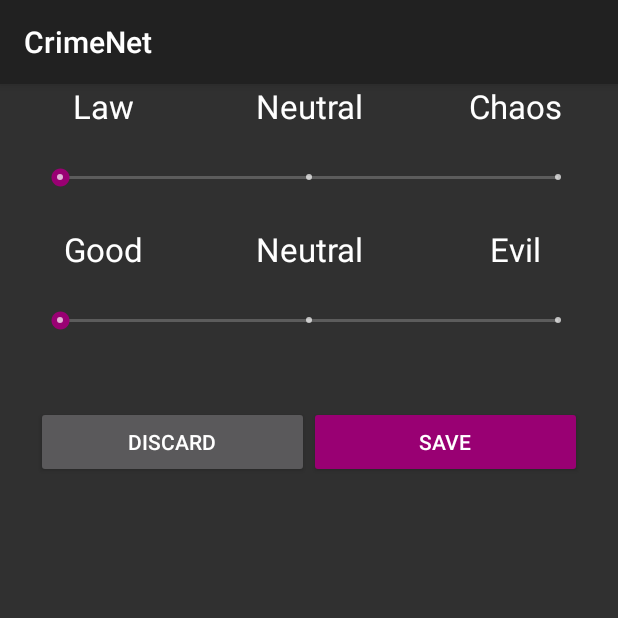
After one commit to augustoerico/crimenet, an Android app: the EditProfileActivity screen opened directly, with no data from a screen before it, on a phone screen of 412 x 824 dp, the top half of it. The commit adds this screen. Run offline under Robolectric (Android 15) with nearby library versions, the phone set to English and light mode, and no system bars.

```diff
--- a/app/build.gradle
+++ b/app/build.gradle
@@ -45,4 +45,6 @@ dependencies {
 
 
 
+
+
 apply plugin: 'com.google.gms.google-services'
--- a/app/src/main/AndroidManifest.xml
+++ b/app/src/main/AndroidManifest.xml
@@ -11,12 +11,14 @@
         android:roundIcon="@mipmap/ic_launcher_round"
         android:supportsRtl="true"
         android:theme="@style/Theme.AppCompat.Dark">
-        <activity android:name=".LoginActivity">
+        <activity android:name=".MainActivity">
             <intent-filter>
                 <action android:name="android.intent.action.MAIN" />
                 <category android:name="android.intent.category.LAUNCHER" />
             </intent-filter>
         </activity>
+        <activity android:name=".LoginActivity" />
+        <activity android:name=".EditProfileActivity"/>
     </application>
 
 </manifest>
--- /dev/null
+++ b/app/src/main/java/com/couchbros/crimenet/EditProfileActivity.kt
@@ -0,0 +1,17 @@
+package com.couchbros.crimenet
+
+import android.os.Bundle
+import android.support.design.widget.Snackbar
+import android.support.v7.app.AppCompatActivity
+
+import kotlinx.android.synthetic.main.activity_edit_profile.*
+
+class EditProfileActivity : AppCompatActivity() {
+
+    override fun onCreate(savedInstanceState: Bundle?) {
+        super.onCreate(savedInstanceState)
+        setContentView(R.layout.activity_edit_profile)
+        setSupportActionBar(toolbar)
+    }
+
+}
--- a/app/src/main/java/com/couchbros/crimenet/LoginActivity.kt
+++ b/app/src/main/java/com/couchbros/crimenet/LoginActivity.kt
@@ -17,6 +17,7 @@ class LoginActivity : AppCompatActivity() {
 
     private var mAuth: FirebaseAuth = FirebaseAuth.getInstance()
     private var mCallbackManager: CallbackManager = CallbackManager.Factory.create()
+    private var that = this
 
     override fun onCreate(savedInstanceState: Bundle?) {
         super.onCreate(savedInstanceState)
@@ -67,6 +68,11 @@ class LoginActivity : AppCompatActivity() {
                                 Log.d("login", "... is successful")
                                 val result = authResult.result
                                 val user = result.user
+
+                                Log.d("login", "user: $user")
+
+                                val intent: Intent = Intent(that, MainActivity::class.java)
+                                startActivity(intent)
                             } else {
                                 Log.e("login", "Error on complete listener",
                                         authResult.exception)
--- /dev/null
+++ b/app/src/main/res/layout/activity_edit_profile.xml
@@ -0,0 +1,25 @@
+<?xml version="1.0" encoding="utf-8"?>
+<android.support.design.widget.CoordinatorLayout xmlns:android="http://schemas.android.com/apk/res/android"
+    xmlns:app="http://schemas.android.com/apk/res-auto"
+    xmlns:tools="http://schemas.android.com/tools"
+    android:layout_width="match_parent"
+    android:layout_height="match_parent"
+    tools:context="com.couchbros.crimenet.EditProfileActivity">
+
+    <android.support.design.widget.AppBarLayout
+        android:layout_width="match_parent"
+        android:layout_height="wrap_content"
+        android:theme="@style/Theme.AppCompat.Dark.AppBarOverlay">
+
+        <android.support.v7.widget.Toolbar
+            android:id="@+id/toolbar"
+            android:layout_width="match_parent"
+            android:layout_height="?attr/actionBarSize"
+            android:background="?attr/colorPrimary"
+            app:popupTheme="@style/Theme.AppCompat.Dark.PopupOverlay" />
+
+    </android.support.design.widget.AppBarLayout>
+
+    <include layout="@layout/content_edit_profile" />
+
+</android.support.design.widget.CoordinatorLayout>
--- /dev/null
+++ b/app/src/main/res/layout/content_edit_profile.xml
@@ -0,0 +1,122 @@
+<?xml version="1.0" encoding="utf-8"?>
+<android.support.constraint.ConstraintLayout xmlns:android="http://schemas.android.com/apk/res/android"
+    xmlns:app="http://schemas.android.com/apk/res-auto"
+    xmlns:tools="http://schemas.android.com/tools"
+    android:layout_width="match_parent"
+    android:layout_height="match_parent"
+    app:layout_behavior="@string/appbar_scrolling_view_behavior"
+    tools:context="com.couchbros.crimenet.EditProfileActivity"
+    tools:showIn="@layout/activity_edit_profile">
+
+    <LinearLayout
+        android:layout_width="match_parent"
+        android:layout_height="wrap_content"
+        android:orientation="vertical">
+
+        <LinearLayout
+            android:layout_width="match_parent"
+            android:layout_height="wrap_content"
+            android:orientation="horizontal">
+
+            <TextView
+                android:layout_width="0px"
+                android:layout_height="wrap_content"
+                android:textAppearance="@style/Base.TextAppearance.AppCompat.Large"
+                android:layout_weight="1"
+                android:gravity="center_horizontal"
+                android:text="Law"/>
+
+            <TextView
+                android:layout_width="0px"
+                android:layout_height="wrap_content"
+                android:textAppearance="@style/Base.TextAppearance.AppCompat.Large"
+                android:layout_weight="1"
+                android:gravity="center_horizontal"
+                android:text="Neutral"/>
+
+            <TextView
+                android:layout_width="0px"
+                android:layout_height="wrap_content"
+                android:textAppearance="@style/Base.TextAppearance.AppCompat.Large"
+                android:layout_weight="1"
+                android:gravity="center_horizontal"
+                android:text="Chaos"/>
+
+        </LinearLayout>
+
+        <android.support.v7.widget.AppCompatSeekBar
+            android:id="@+id/law_chaos"
+            android:layout_width="match_parent"
+            android:layout_height="wrap_content"
+            android:layout_gravity="center"
+            android:layout_margin="24dp"
+            android:theme="@style/Base.Widget.AppCompat.SeekBar.Discrete"
+            android:max="2" />
+
+        <LinearLayout
+            android:layout_width="match_parent"
+            android:layout_height="wrap_content"
+            android:orientation="horizontal">
+
+            <TextView
+                android:layout_width="0px"
+                android:layout_height="wrap_content"
+                android:textAppearance="@style/Base.TextAppearance.AppCompat.Large"
+                android:layout_weight="1"
+                android:gravity="center_horizontal"
+                android:text="Good"/>
+
+            <TextView
+                android:layout_width="0px"
+                android:layout_height="wrap_content"
+                android:textAppearance="@style/Base.TextAppearance.AppCompat.Large"
+                android:layout_weight="1"
+                android:gravity="center_horizontal"
+                android:text="Neutral"/>
+
+            <TextView
+                android:layout_width="0px"
+                android:layout_height="wrap_content"
+                android:textAppearance="@style/Base.TextAppearance.AppCompat.Large"
+                android:layout_weight="1"
+                android:gravity="center_horizontal"
+                android:text="Evil"/>
+
+        </LinearLayout>
+
+        <android.support.v7.widget.AppCompatSeekBar
+            android:id="@+id/good_evil"
+            android:layout_width="match_parent"
+            android:layout_height="wrap_content"
+            android:layout_gravity="center"
+            android:layout_margin="24dp"
+            android:theme="@style/Base.Widget.AppCompat.SeekBar.Discrete"
+            android:max="2" />
+
+        <LinearLayout
+            android:layout_width="match_parent"
+            android:layout_height="wrap_content"
+            android:orientation="horizontal"
+            android:layout_margin="24dp">
+
+            <Button
+                android:id="@+id/edit_profile_discard"
+                android:layout_width="0px"
+                android:layout_height="wrap_content"
+                android:layout_weight="1"
+                android:text="Discard"/>
+
+            <Button
+                android:id="@+id/edit_profile_save"
+                android:layout_width="0px"
+                android:layout_height="wrap_content"
+                android:layout_weight="1"
+                style="@style/Base.Widget.AppCompat.Button.Colored"
+                android:textColor="#ffffff"
+                android:text="Save"/>
+
+        </LinearLayout>
+
+    </LinearLayout>
+
+</android.support.constraint.ConstraintLayout>
--- /dev/null
+++ b/app/src/main/res/values/dimens.xml
@@ -0,0 +1,3 @@
+<resources>
+    <dimen name="fab_margin">16dp</dimen>
+</resources>
--- a/app/src/main/res/values/strings.xml
+++ b/app/src/main/res/values/strings.xml
@@ -2,4 +2,5 @@
     <string name="app_name">CrimeNet</string>
     <string name="facebook_application_id" translatable="false">128688897749315</string>
     <string name="facebook_login_protocol_scheme" translatable="false">fb128688897749315</string>
+    <string name="title_activity_edit_profile">EditProfileActivity</string>
 </resources>
--- a/app/src/main/res/values/styles.xml
+++ b/app/src/main/res/values/styles.xml
@@ -8,8 +8,12 @@
         <item name="colorAccent">@color/colorAccent</item>
     </style>
 
-    <style name="Theme.AppCompat.Dark" parent="Theme.AppCompat.NoActionBar" >
+    <style name="Theme.AppCompat.Dark" parent="Theme.AppCompat.NoActionBar">
         <item name="colorAccent">@color/accent_material_dark_1</item>
     </style>
 
+    <style name="Theme.AppCompat.Dark.AppBarOverlay" parent="ThemeOverlay.AppCompat.Dark.ActionBar" />
+
+    <style name="Theme.AppCompat.Dark.PopupOverlay" parent="ThemeOverlay.AppCompat.Light" />
+
 </resources>
```
Also changed, not shown: app/src/main/java/com/couchbros/crimenet/MainActivity.kt (added, +34 -0 lines), app/src/main/res/layout/activity_main.xml (added, +43 -0 lines).
